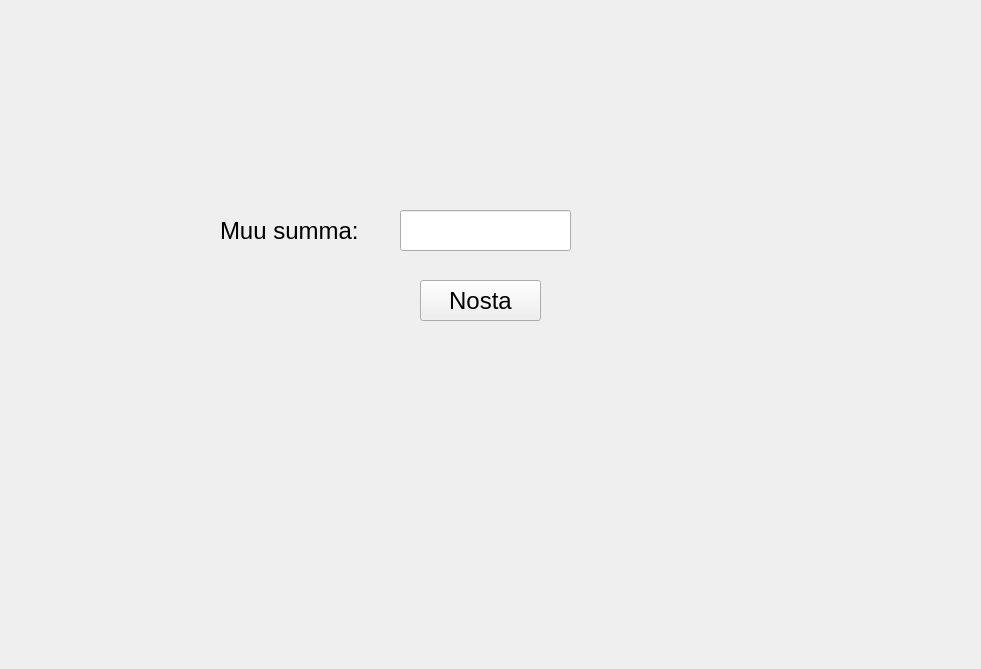
First picture: the form in PankkiProjekti/muusumma.ui, repository tvt20kmo-ohjelmistokehitysprojekti/Group8, before the edit.
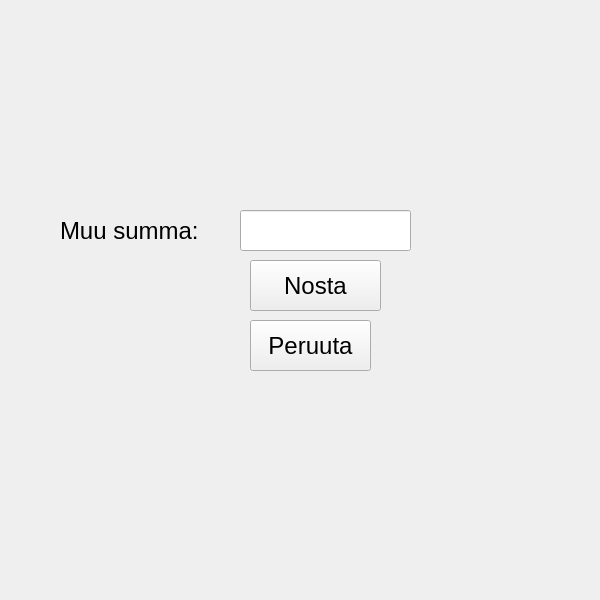
Second picture: the form after the edit.

```diff
--- a/PankkiProjekti/muusumma.ui
+++ b/PankkiProjekti/muusumma.ui
@@ -6,8 +6,8 @@
    <rect>
     <x>0</x>
     <y>0</y>
-    <width>981</width>
-    <height>669</height>
+    <width>600</width>
+    <height>600</height>
    </rect>
   </property>
   <property name="windowTitle">
@@ -16,7 +16,7 @@
   <widget class="QLineEdit" name="lineEditMuuSumma">
    <property name="geometry">
     <rect>
-     <x>400</x>
+     <x>240</x>
      <y>210</y>
      <width>171</width>
      <height>41</height>
@@ -26,7 +26,7 @@
   <widget class="QLabel" name="labelMuuSumma">
    <property name="geometry">
     <rect>
-     <x>220</x>
+     <x>60</x>
      <y>200</y>
      <width>171</width>
      <height>61</height>
@@ -44,10 +44,10 @@
   <widget class="QPushButton" name="btnNostaMuu">
    <property name="geometry">
     <rect>
-     <x>420</x>
-     <y>280</y>
-     <width>121</width>
-     <height>41</height>
+     <x>250</x>
+     <y>260</y>
+     <width>131</width>
+     <height>51</height>
     </rect>
    </property>
    <property name="font">
@@ -59,6 +59,24 @@
     <string>Nosta</string>
    </property>
   </widget>
+  <widget class="QPushButton" name="btnPeruuta">
+   <property name="geometry">
+    <rect>
+     <x>250</x>
+     <y>320</y>
+     <width>121</width>
+     <height>51</height>
+    </rect>
+   </property>
+   <property name="font">
+    <font>
+     <pointsize>18</pointsize>
+    </font>
+   </property>
+   <property name="text">
+    <string>Peruuta</string>
+   </property>
+  </widget>
  </widget>
  <resources/>
  <connections/>
```
